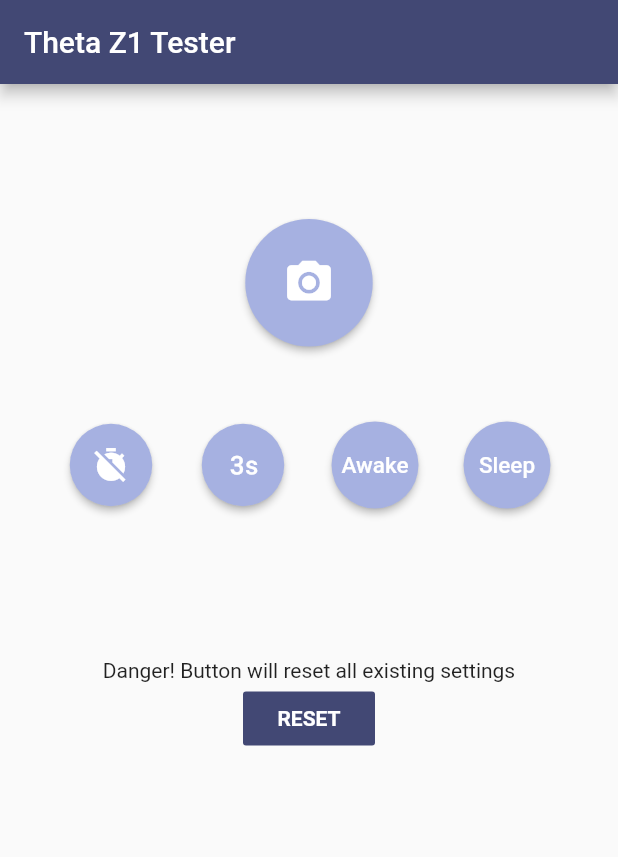
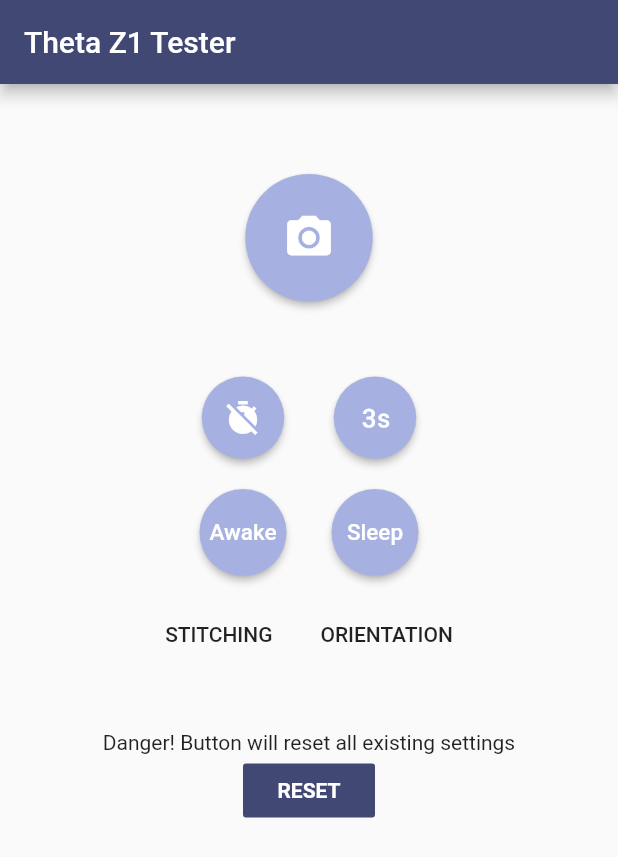
Before and after one commit to caitlynbakery/theta_tester, a Flutter app: the screen it shows after launch, on a phone screen of 412 x 824 dp. Shown: the top 857 px of the screen. Run offline on Flutter 3.47's test engine with Material 2 defaults, Android fonts, the phone set to English and light mode, and no system bars.

Commit message:
enabled stitching

```diff
--- a/lib/main.dart
+++ b/lib/main.dart
@@ -1,13 +1,9 @@
 import 'package:flutter/cupertino.dart';
 import 'package:flutter/material.dart';
 import 'dart:async';
-import 'commands/take_pic.dart';
-import 'commands/reset.dart';
-import 'commands/timer.dart';
-import 'commands/timer_off.dart';
-import 'commands/sleepOff.dart';
-import 'commands/sleep.dart';
-import 'components/camera_tool.dart';
+import 'screens/tools_screen.dart';
+import 'screens/stitching_screen.dart';
+import 'screens/orientation_screen.dart';
 
 void main() {
   runApp(MyApp());
@@ -18,62 +14,12 @@
   Widget build(BuildContext context) {
     return MaterialApp(
       title: 'Flutter Demo',
-
-      home: Scaffold(
-        appBar: AppBar(
-          backgroundColor: Color(0xff424874),
-          title: Text("Theta Z1 Tester"),
-        ),
-        body: Center(
-          child: Column(
-            crossAxisAlignment: CrossAxisAlignment.center,
-            children: <Widget>[
-              SizedBox(
-                height: 90,
-              ),
-              MaterialButton(
-                onPressed: (){
-                  takePicture();
-                },
-                padding: EdgeInsets.all(25.0),
-                shape: CircleBorder(),
-                color: Color(0xffa6b1e1),
-                child: Icon(Icons.camera_alt, color: Colors.white, size: 35,),
-
-              ),
-              SizedBox(
-                height: 50,
-              ),
-              Row(
-                mainAxisAlignment: MainAxisAlignment.center,
-                children: <Widget>[
-
-                  CameraTool(cameraFunction: timerOff, cameraPadding: EdgeInsets.all(15.0), cameraWidget: Icon(Icons.timer_off, color: Colors.white, size: 25,),),
-                  CameraTool(cameraFunction: timerThree, cameraPadding: EdgeInsets.all(15.0), cameraWidget: Icon(Icons.timer_3, color: Colors.white, size: 25,),),
-                 CameraTool(cameraFunction: sleepOff, cameraPadding: EdgeInsets.all(20.0), cameraWidget: Text('Awake', style: TextStyle(color: Colors.white, fontSize: 15),),),
-                  CameraTool(cameraFunction: sleep, cameraPadding: EdgeInsets.all(20.0), cameraWidget: Text('Sleep', style: TextStyle(color: Colors.white, fontSize: 15),),),
-
-                ],
-              ),
-
-
-              SizedBox(
-                height: 100,
-              ),
-              Text(
-                "Danger! Button will reset all existing settings"
-              ),
-              FlatButton(
-                onPressed: (){
-                   reset();
-                },
-                color: Color(0xff424874),
-                child: Text("RESET", style: TextStyle(color: Colors.white, fontWeight: FontWeight.bold),),
-              ),
-            ],
-          ),
-        ),
-      ),
+      routes: {
+        "/": (context) => ToolsScreen(),
+        "/stitching": (context) => StitchingScreen(),
+        "/orientation": (context) => OrientationScreen(),
+      },
+      initialRoute: "/",
     );
   }
 }
--- /dev/null
+++ b/lib/screens/tools_screen.dart
@@ -0,0 +1,104 @@
+import 'package:caitlyn_tester/screens/stitching_screen.dart';
+import 'package:flutter/material.dart';
+import 'package:caitlyn_tester/commands/reset.dart';
+import 'package:caitlyn_tester/commands/sleep.dart';
+import 'package:caitlyn_tester/commands/sleepOff.dart';
+import 'package:caitlyn_tester/commands/take_pic.dart';
+import 'package:caitlyn_tester/commands/timer.dart';
+import 'package:caitlyn_tester/commands/timer_off.dart';
+import 'package:caitlyn_tester/components/camera_tool.dart';
+
+class ToolsScreen extends StatelessWidget {
+  const ToolsScreen({
+    Key key,
+  }) : super(key: key);
+
+  @override
+  Widget build(BuildContext context) {
+    return Scaffold(
+      appBar: AppBar(
+        backgroundColor: Color(0xff424874),
+        title: Text("Theta Z1 Tester"),
+      ),
+      body: Center(
+        child: Column(
+          crossAxisAlignment: CrossAxisAlignment.center,
+          children: <Widget>[
+            SizedBox(
+              height: 60,
+            ),
+            MaterialButton(
+              onPressed: (){
+                takePicture();
+              },
+              padding: EdgeInsets.all(25.0),
+              shape: CircleBorder(),
+              color: Color(0xffa6b1e1),
+              child: Icon(Icons.camera_alt, color: Colors.white, size: 35,),
+
+            ),
+            SizedBox(
+              height: 50,
+            ),
+            Flexible(
+              child: Row(
+                mainAxisAlignment: MainAxisAlignment.center,
+                children: <Widget>[
+
+                  CameraTool(cameraFunction: timerOff, cameraPadding: EdgeInsets.all(15.0), cameraWidget: Icon(Icons.timer_off, color: Colors.white, size: 25,),),
+                  CameraTool(cameraFunction: timerThree, cameraPadding: EdgeInsets.all(15.0), cameraWidget: Icon(Icons.timer_3, color: Colors.white, size: 25,),),
+
+
+                ],
+              ),
+            ),
+            SizedBox(
+              height: 20.0,
+            ),              Row(
+
+              mainAxisAlignment: MainAxisAlignment.center,
+              children: <Widget>[
+                CameraTool(cameraFunction: sleepOff, cameraPadding: EdgeInsets.all(20.0), cameraWidget: Text('Awake', style: TextStyle(color: Colors.white, fontSize: 15),),),
+                CameraTool(cameraFunction: sleep, cameraPadding: EdgeInsets.all(20.0), cameraWidget: Text('Sleep', style: TextStyle(color: Colors.white, fontSize: 15),),),
+              ],
+            ),
+            SizedBox(
+              height: 15.0,
+            ),
+            Row(
+              mainAxisAlignment: MainAxisAlignment.center,
+              children: <Widget>[
+                FlatButton(
+                  onPressed: (){
+                    Navigator.pushNamed(context, "/stitching");
+                  },
+                  child: Text("STITCHING"),
+                ),
+                FlatButton(
+                  onPressed: (){
+                    Navigator.pushNamed(context, "/orientation");
+                  },
+                  child: Text("ORIENTATION"),
+                ),
+              ],
+            ),
+
+            SizedBox(
+              height: 40,
+            ),
+            Text(
+                "Danger! Button will reset all existing settings"
+            ),
+            FlatButton(
+              onPressed: (){
+                reset();
+              },
+              color: Color(0xff424874),
+              child: Text("RESET", style: TextStyle(color: Colors.white, fontWeight: FontWeight.bold),),
+            ),
+          ],
+        ),
+      ),
+    );
+  }
+}
```
Also changed, not shown: lib/commands/stitching_auto.dart (added, +27 -0 lines), lib/commands/stitching_none.dart (added, +27 -0 lines), lib/screens/orientation_screen.dart (added, +10 -0 lines), lib/screens/stitching_screen.dart (added, +55 -0 lines), 1 other file.
